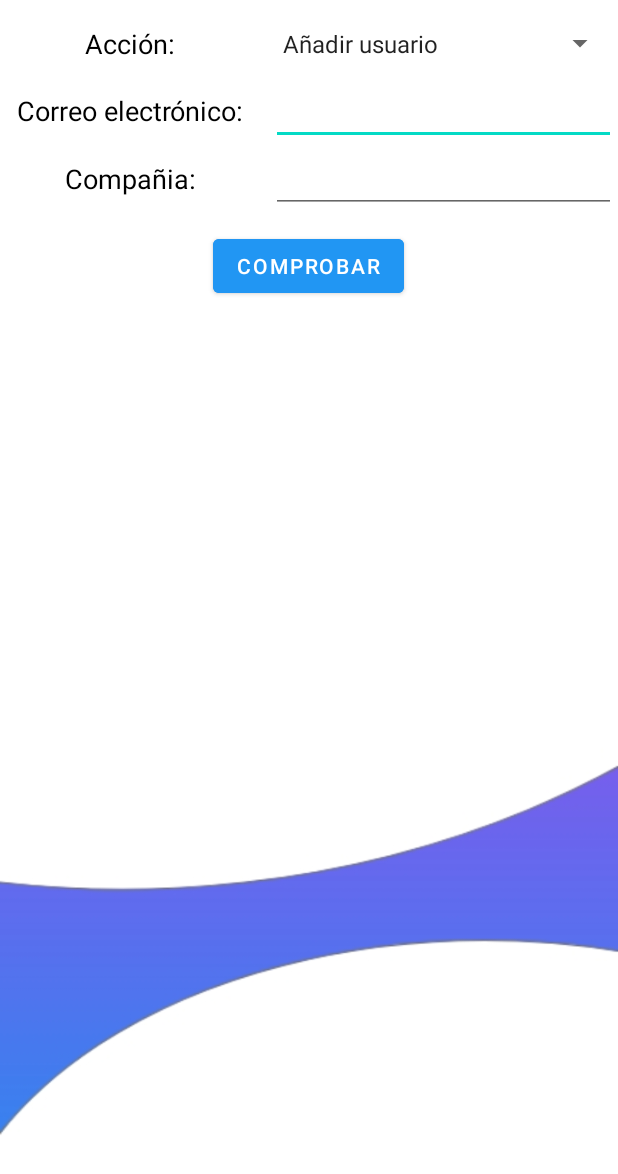
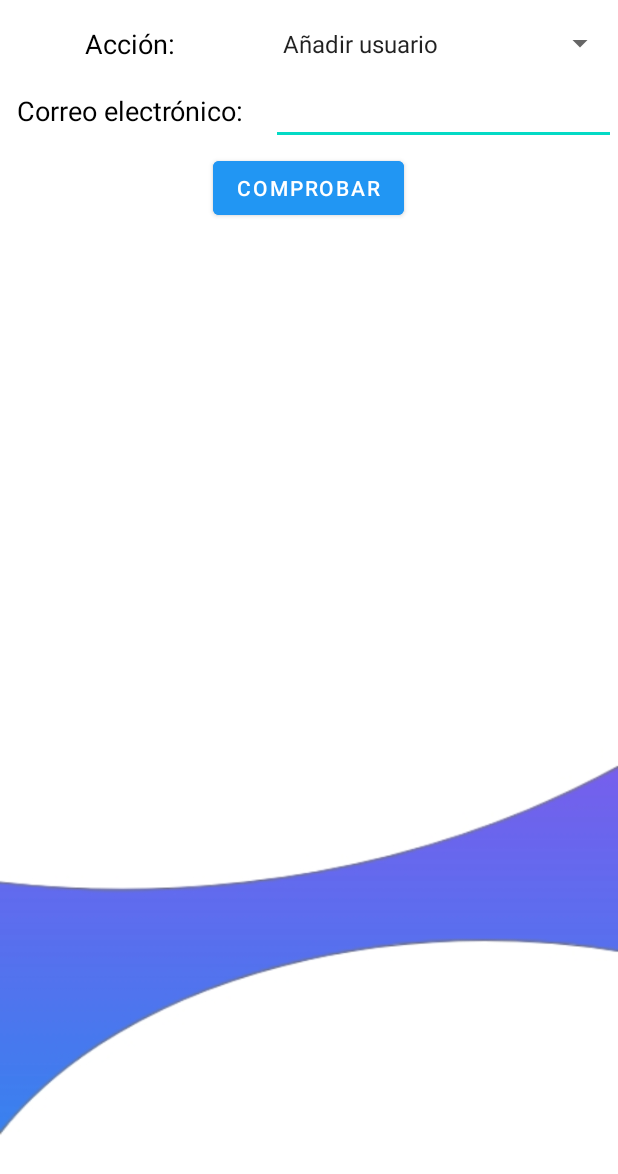
Before and after one commit to NicolasCeaPorras/ProyectoSMOV, an Android app: the GestionUsuarios screen opened directly, with no data from a screen before it, on a phone screen of 412 x 824 dp. Shown: the top 1174 px of the screen. Run offline under Robolectric (Android 15) with nearby library versions, the phone set to English and light mode, and no system bars; our stand-ins replace Firebase (no records; nobody signed in at launch, a user with empty details on screens opened directly).

Commit message:
Arreglado Gestion Usuarios y cambiado new companies con los dias de vacaciones

```diff
--- a/app/src/main/java/com/example/proyectosmov/NewCompaniesActivity.kt
+++ b/app/src/main/java/com/example/proyectosmov/NewCompaniesActivity.kt
@@ -71,7 +71,7 @@ class NewCompaniesActivity : progressMobileStepper() {
         val md = MessageDigest.getInstance("MD5")
         val hashPassword =  BigInteger(1, md.digest(password.toByteArray())).toString(16).padStart(32, '0')
         if (this.userAmin == null){
-            this.userAmin = User(name, user_name,"", email,hashPassword,phone_number,admin=true,active_input = null,holiday_periods = null, scheduled_tasks = null, time_records = null)
+            this.userAmin = User(name, user_name,"", email,hashPassword,phone_number,admin=true,active_input = null,holiday_periods = null,diasVac = 21,scheduled_tasks = null, time_records = null)
             this.company!!.users = mutableListOf<User>()
             this.company!!.users!!.add(this.userAmin!!)
         } else {
@@ -80,7 +80,6 @@ class NewCompaniesActivity : progressMobileStepper() {
             this.userAmin!!.email = email
             this.userAmin!!.password = hashPassword
             this.userAmin!!.phone_number = phone_number
-            this.userAmin!!.diasVac = 21
             this.company!!.users!![0] = this.userAmin!!
         }
 
--- a/app/src/main/res/layout/activity_gestion_usuarios.xml
+++ b/app/src/main/res/layout/activity_gestion_usuarios.xml
@@ -50,29 +50,6 @@
         </TextView>
         <EditText
             android:id="@+id/correo"
-            android:layout_width="230dp"
-            android:layout_gravity="center"
-            android:layout_height="wrap_content"
-            android:layout_marginLeft="3pt"></EditText>
-    </LinearLayout>
-    <LinearLayout
-        android:layout_width="fill_parent"
-        android:layout_height="wrap_content"
-        android:orientation="horizontal"
-        android:layout_marginBottom="3pt"
-        tools:context=".GestionUsuarios">
-        <TextView
-            android:layout_width="174dp"
-            android:layout_height="wrap_content"
-            android:layout_gravity="center"
-            android:textAlignment="center"
-            android:text="@string/compania"
-            android:textSize="8pt"
-            android:textColor="@color/black">
-        </TextView>
-
-        <EditText
-            android:id="@+id/compania"
             android:layout_width="230dp"
             android:layout_gravity="center"
             android:layout_height="wrap_content"
```
Also changed, not shown: app/src/main/java/com/example/proyectosmov/GestionUsuarios.kt (+20 -10 lines), app/src/main/java/com/example/proyectosmov/Menu.kt (+6 -1 lines).
